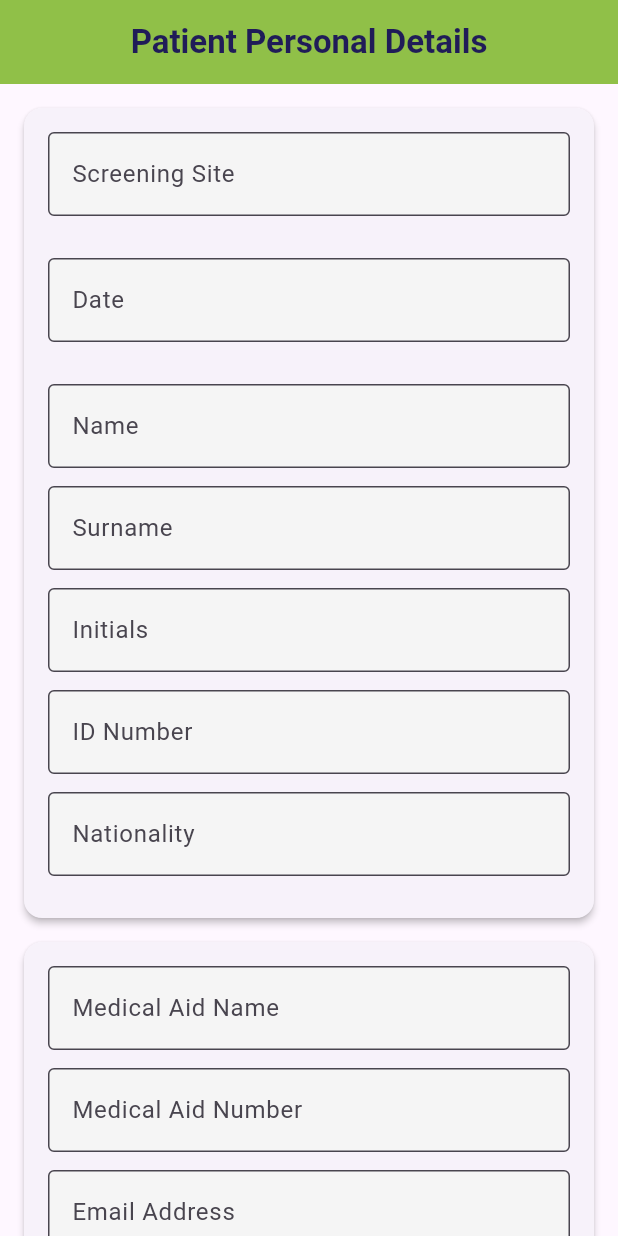
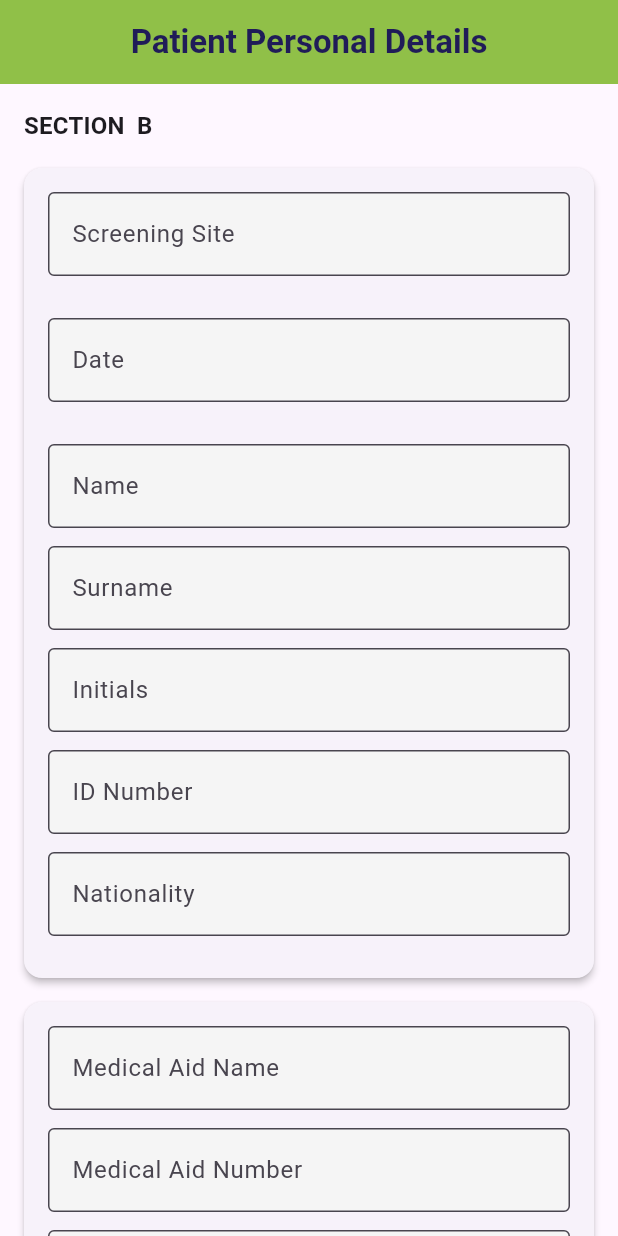
Before and after one commit to munashethedeveloper/kenwell_health_app, a Flutter app: the PersonalDetailsScreen screen opened directly with empty values, on a phone screen of 412 x 824 dp. Run offline on Flutter 3.47's test engine with Material 3 defaults, Android fonts, the phone set to English and light mode, and no system bars; our stand-ins replace cloud_firestore, firebase_auth, flutter_svg, package_info_plus, shared_preferences, signature and 1 more; accounts and stored records are empty.

Commit message:
Add SECTION B title to personal details screen
Co-authored-by: munashethedeveloper <munashethedeveloper@gmail.com>

```diff
--- a/lib/ui/features/patient/widgets/personal_details_screen.dart
+++ b/lib/ui/features/patient/widgets/personal_details_screen.dart
@@ -33,6 +33,17 @@ class PersonalDetailsScreen extends StatelessWidget {
                 key: vm.formKey,
                 child: Column(
                   children: [
+                    Align(
+                      alignment: Alignment.centerLeft,
+                      child: Text(
+                        'SECTION  B',
+                        style: Theme.of(context)
+                            .textTheme
+                            .titleMedium
+                            ?.copyWith(fontWeight: FontWeight.bold),
+                      ),
+                    ),
+                    const SizedBox(height: 16),
                     _buildCard(child: _buildPersonalInfoSection(context, vm)),
                     const SizedBox(height: 16),
                     _buildCard(child: _buildMedicalAidSection(vm)),
```
Lines whose indentation alone changed are shown as unchanged.
